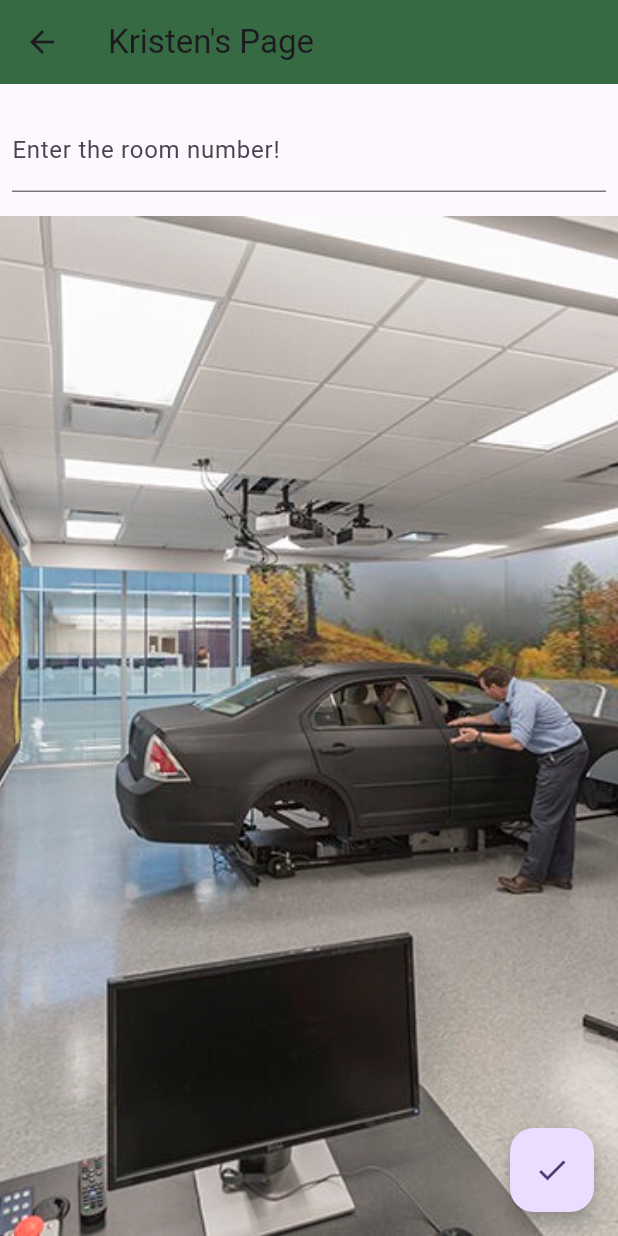
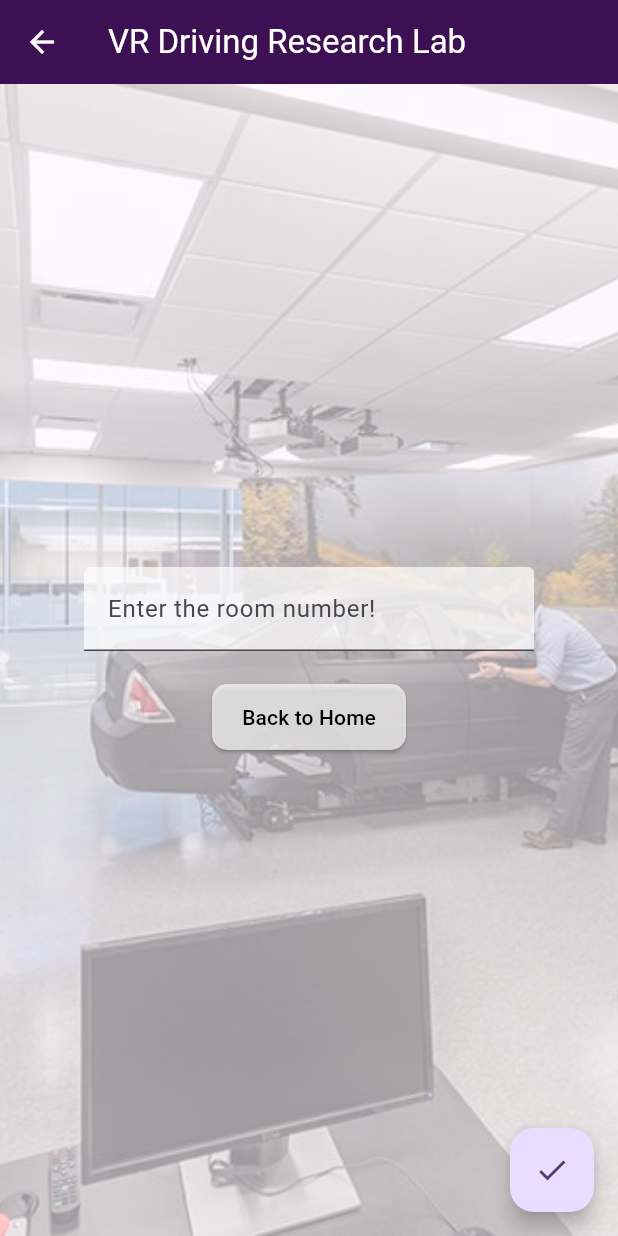
Before and after one commit to liz880/PFT_Hunt, a Flutter app: the KristenPage screen opened directly, on a phone screen of 412 x 824 dp. Run offline on Flutter 3.47's test engine with Material 3 defaults, Android fonts, the phone set to English and light mode, and no system bars.

Commit message:
Changed backgroud to match style of other pages, made my question form smaller, and changed colors to corporate purple

```diff
--- a/pft_flutter_hunt/lib/kris_a.dart
+++ b/pft_flutter_hunt/lib/kris_a.dart
@@ -12,14 +12,17 @@ class MyApp extends StatelessWidget {
     return MaterialApp(
       title: 'Flutter Demo',
       theme: ThemeData(
-        colorScheme: ColorScheme.fromSeed(seedColor: Colors.deepPurple),
-        useMaterial3: true,
+  primaryColor: const Color(0xFF3C1053),
+  elevatedButtonTheme: ElevatedButtonThemeData(
+    style: ElevatedButton.styleFrom(
+      backgroundColor: const Color(0xFF3C1053),
+      foregroundColor: Colors.white,
     ),
-      home: const MyHomePage(title: 'PFT Flutter Scavenger Hunt'),
+  ),
+),
     );
 }
 }
-
 class MyHomePage extends StatefulWidget {
   const MyHomePage({super.key, required this.title});
 
@@ -90,32 +93,66 @@ class _KristenPageState extends State<KristenPage> {
 Widget build(BuildContext context) {
   return Scaffold(
     appBar: AppBar(
-        backgroundColor: const Color.fromARGB(255, 53, 106, 67),
-        title: const Text("Kristen's Page"),
+  backgroundColor: const Color(0xFF3C1053),
+  title: const Text("VR Driving Research Lab",
+  style: TextStyle(color: Colors.white),
   ),
-      body: Column(
+  iconTheme: const IconThemeData(color: Colors.white),
+),
+    body: Stack(
+      fit: StackFit.expand,
+      children: [
+        Container(
+          decoration: BoxDecoration(
+            image: DecorationImage(
+              image: AssetImage('assets/driving_sim.jpeg'),
+              fit: BoxFit.cover,
+              colorFilter: ColorFilter.mode(
+                Colors.black.withOpacity(0.4),
+                BlendMode.dstATop,
+              ),
+            ),
+          ),
+        ),
+        Center(
+          child: Column(
+            mainAxisSize: MainAxisSize.min,
             children: <Widget>[
-          Padding(
-            padding: const EdgeInsets.symmetric(horizontal: 8, vertical: 16),
+              SizedBox(
+                width: 300,
                 child: TextFormField(
                   controller: myController,
+                  textAlign: TextAlign.center,
                   decoration: const InputDecoration(
                     border: UnderlineInputBorder(),
                     labelText: 'Enter the room number!',
+                    filled: true,
+                    fillColor: Colors.white70,
                   ),
                 ),
               ),
-          Expanded(
-            child: Image.asset(
-              'assets/driving_sim.jpeg',
-              fit: BoxFit.cover,
-              width: double.infinity,
+              const SizedBox(height: 20),
+              ElevatedButton(
+                onPressed: () {
+                  Navigator.pop(context);
+                },
+                style: ElevatedButton.styleFrom(
+                  backgroundColor: Colors.white70,
+                  foregroundColor: Colors.black,
+                  padding: const EdgeInsets.symmetric(horizontal: 20, vertical: 12),
+                  shape: RoundedRectangleBorder(
+                    borderRadius: BorderRadius.circular(10),
+                  ),
+                ),
+                child: const Text("Back to Home"),
+              ),
+            ],
           ),
         ),
       ],
     ),
     floatingActionButton: FloatingActionButton(
-        onPressed: _checkInput, // Call function to check input
+      onPressed: _checkInput,
       tooltip: 'Check Number',
       child: const Icon(Icons.check),
     ),
```
Lines whose indentation alone changed are shown as unchanged.
